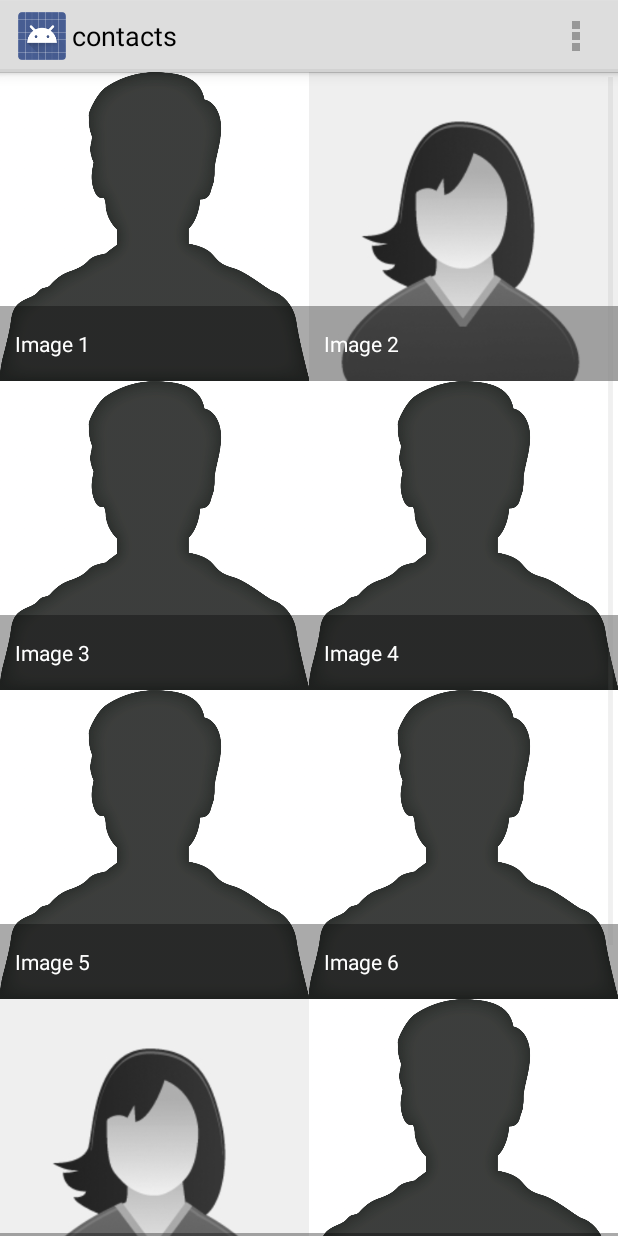
After one commit to tharun26/saaral15-broucher, an Android app: the contacts screen opened directly, with no data from a screen before it, on a phone screen of 412 x 824 dp. The commit adds this screen. Run offline under Robolectric (Android 15) with nearby library versions, the phone set to English and light mode, and no system bars.

Commit message:
Contacts_with_name_activity_Added

```diff
--- /dev/null
+++ b/app/src/main/java/com/inspiron/tharun26/saaral15/SquareImageView.java
@@ -0,0 +1,37 @@
+package com.inspiron.tharun26.saaral15;
+
+import android.content.Context;
+import android.util.AttributeSet;
+import android.widget.ImageView;
+
+/**
+ * Created by tharun26 on 4/2/15.
+ */
+import android.content.Context;
+import android.util.AttributeSet;
+import android.widget.ImageView;
+
+public class SquareImageView extends ImageView
+{
+    public SquareImageView(Context context)
+    {
+        super(context);
+    }
+
+    public SquareImageView(Context context, AttributeSet attrs)
+    {
+        super(context, attrs);
+    }
+
+    public SquareImageView(Context context, AttributeSet attrs, int defStyle)
+    {
+        super(context, attrs, defStyle);
+    }
+
+    @Override
+    protected void onMeasure(int widthMeasureSpec, int heightMeasureSpec)
+    {
+        super.onMeasure(widthMeasureSpec, heightMeasureSpec);
+        setMeasuredDimension(getMeasuredWidth(), getMeasuredWidth()); //Snap to width
+    }
+}
--- /dev/null
+++ b/app/src/main/java/com/inspiron/tharun26/saaral15/contacts.java
@@ -0,0 +1,195 @@
+package com.inspiron.tharun26.saaral15;
+
+import android.app.Activity;
+import android.content.Context;
+import android.content.Intent;
+import android.net.Uri;
+import android.os.Bundle;
+import android.view.LayoutInflater;
+import android.view.Menu;
+import android.view.MenuItem;
+import android.view.View;
+import android.view.ViewGroup;
+import android.widget.AdapterView;
+import android.widget.BaseAdapter;
+import android.widget.GridView;
+import android.widget.ImageView;
+import android.widget.TextView;
+import android.widget.Toast;
+
+import java.util.ArrayList;
+import java.util.List;
+
+
+public class contacts extends Activity {
+
+
+
+    private class MyAdapter extends BaseAdapter
+    {
+        private List<Item> items = new ArrayList<Item>();
+        private LayoutInflater inflater;
+
+        public MyAdapter(Context context)
+        {
+            inflater = LayoutInflater.from(context);
+
+            items.add(new Item("Image 1", R.drawable.default_male));
+            items.add(new Item("Image 2", R.drawable.defaultfemale));
+            items.add(new Item("Image 3", R.drawable.default_male));
+            items.add(new Item("Image 4", R.drawable.default_male));
+            items.add(new Item("Image 5", R.drawable.default_male));
+            items.add(new Item("Image 6", R.drawable.default_male));
+            items.add(new Item("Image 7", R.drawable.defaultfemale));
+            items.add(new Item("Image 8", R.drawable.default_male));
+            items.add(new Item("Image 9", R.drawable.default_male));
+            items.add(new Item("Image 10", R.drawable.default_male));
+        }
+
+        @Override
+        public int getCount() {
+            return items.size();
+        }
+
+        @Override
+        public Object getItem(int i)
+        {
+            return items.get(i);
+        }
+
+        @Override
+        public long getItemId(int i)
+        {
+            return items.get(i).drawableId;
+        }
+
+        @Override
+        public View getView(int i, View view, ViewGroup viewGroup)
+        {
+            View v = view;
+            ImageView picture;
+            TextView name;
+
+            if(v == null)
+            {
+                v = inflater.inflate(R.layout.gridview_item, viewGroup, false);
+                v.setTag(R.id.picture, v.findViewById(R.id.picture));
+                v.setTag(R.id.text, v.findViewById(R.id.text));
+            }
+
+            picture = (ImageView)v.getTag(R.id.picture);
+            name = (TextView)v.getTag(R.id.text);
+
+            Item item = (Item)getItem(i);
+
+            picture.setImageResource(item.drawableId);
+            name.setText(item.name);
+
+            return v;
+        }
+
+        private class Item
+        {
+            final String name;
+            final int drawableId;
+
+            Item(String name, int drawableId)
+            {
+                this.name = name;
+                this.drawableId = drawableId;
+            }
+        }
+    }
+
+    @Override
+    protected void onCreate(Bundle savedInstanceState) {
+        super.onCreate(savedInstanceState);
+        setContentView(R.layout.activity_contacts);
+        GridView gridView = (GridView)findViewById(R.id.gridview);
+        gridView.setAdapter(new MyAdapter(this));
+
+        gridView.setOnItemClickListener(new GridView.OnItemClickListener()
+        {
+            public void onItemClick(AdapterView<?> parent, View v, int position, long id)
+            {
+                // this 'mActivity' parameter is Activity object, you can send the current activity.
+                if(position==0) {
+                    Intent callIntent = new Intent(Intent.ACTION_DIAL);
+                    callIntent.setData(Uri.parse("tel:8056097997"));
+                    Context context = getApplicationContext();
+
+                    startActivity(callIntent);
+                }
+                else if(position==1)
+                {
+                    Intent callIntent = new Intent(Intent.ACTION_DIAL);
+                    callIntent.setData(Uri.parse("tel:9566211447"));
+                    Context context = getApplicationContext();
+
+                    startActivity(callIntent);
+
+                }
+                else if(position==2)
+                {
+                    Intent callIntent = new Intent(Intent.ACTION_DIAL);
+                    callIntent.setData(Uri.parse("tel:9566211447"));
+                    Context context = getApplicationContext();
+
+                    startActivity(callIntent);
+
+                }
+                else if(position==3)
+                {
+                    Intent callIntent = new Intent(Intent.ACTION_DIAL);
+                    callIntent.setData(Uri.parse("tel:9566211447"));
+                    Context context = getApplicationContext();
+
+                    startActivity(callIntent);
+
+                }
+                else if(position==4)
+                {
+                    Intent callIntent = new Intent(Intent.ACTION_DIAL);
+                    callIntent.setData(Uri.parse("tel:9566211447"));
+                    Context context = getApplicationContext();
+
+                    startActivity(callIntent);
+
+                }
+                else if(position==5)
+                {
+                    Intent callIntent = new Intent(Intent.ACTION_DIAL);
+                    callIntent.setData(Uri.parse("tel:9566211447"));
+                    Context context = getApplicationContext();
+
+                    startActivity(callIntent);
+
+                }
+
+
+               // Toast.makeText(context, "Image1 from row " + position + " was pressed", Toast.LENGTH_LONG).show();
+            }
+        });
+
+    }
+
+
+    @Override
+    public boolean onCreateOptionsMenu(Menu menu) {
+        // Inflate the menu; this adds items to the action bar if it is present.
+        getMenuInflater().inflate(R.menu.contacts, menu);
+        return true;
+    }
+
+    @Override
+    public boolean onOptionsItemSelected(MenuItem item) {
+        // Handle action bar item clicks here. The action bar will
+        // automatically handle clicks on the Home/Up button, so long
+        // as you specify a parent activity in AndroidManifest.xml.
+        int id = item.getItemId();
+        if (id == R.id.action_settings) {
+            return true;
+        }
+        return super.onOptionsItemSelected(item);
+    }
+}
--- /dev/null
+++ b/app/src/main/res/layout/activity_contacts.xml
@@ -0,0 +1,14 @@
+<?xml version="1.0" encoding="utf-8"?>
+<FrameLayout
+    xmlns:android="http://schemas.android.com/apk/res/android"
+    android:layout_width="match_parent"
+    android:layout_height="match_parent">
+    <GridView
+        android:id="@+id/gridview"
+        android:layout_width="match_parent"
+        android:layout_height="match_parent"
+        android:verticalSpacing="0dp"
+        android:horizontalSpacing="0dp"
+        android:stretchMode="columnWidth"
+        android:numColumns="2" />
+</FrameLayout>
--- a/app/src/main/res/layout/activity_my.xml
+++ b/app/src/main/res/layout/activity_my.xml
@@ -129,6 +129,7 @@
            android:layout_below="@id/updates"
            >
             <ImageButton
+                android:id="@+id/contacts"
                 android:layout_width="wrap_content"
                 android:layout_height="wrap_content"
                 android:src="@drawable/phone"
--- /dev/null
+++ b/app/src/main/res/layout/gridview_item.xml
@@ -0,0 +1,24 @@
+<?xml version="1.0" encoding="utf-8"?>
+
+<FrameLayout xmlns:android="http://schemas.android.com/apk/res/android"
+    android:layout_width="match_parent"
+    android:layout_height="match_parent">
+    <com.inspiron.tharun26.saaral15.SquareImageView
+        android:id="@+id/picture"
+        android:layout_width="match_parent"
+        android:layout_height="match_parent"
+        android:scaleType="centerCrop"
+        />
+    <TextView
+        android:id="@+id/text"
+        android:layout_width="match_parent"
+        android:layout_height="wrap_content"
+        android:paddingLeft="10dp"
+        android:paddingRight="10dp"
+        android:paddingTop="15dp"
+        android:paddingBottom="15dp"
+        android:layout_gravity="bottom"
+        android:textColor="@android:color/white"
+        android:background="#55000000"
+        />
+</FrameLayout>
--- /dev/null
+++ b/app/src/main/res/menu/contacts.xml
@@ -0,0 +1,8 @@
+<menu xmlns:android="http://schemas.android.com/apk/res/android"
+    xmlns:tools="http://schemas.android.com/tools"
+    tools:context="com.inspiron.tharun26.saaral15.contacts" >
+    <item android:id="@+id/action_settings"
+        android:title="@string/action_settings"
+        android:orderInCategory="100"
+        android:showAsAction="never" />
+</menu>
--- a/app/src/main/res/values/strings.xml
+++ b/app/src/main/res/values/strings.xml
@@ -25,14 +25,12 @@
     <string name="options_exit">Exit</string>
     <string name="title_activity_event">Event</string>
 
-
     <!-- Event Items -->
     <string-array name="events">
         <item>UV Light Angels</item>
         <item>Tron Act LED</item>
         <item>AmissJuggler BardTender</item>
         <item>Annettes</item>
-
     </string-array>
 
     <array name="events_images">
@@ -40,7 +38,8 @@
         <item>@drawable/promo2</item>
         <item>@drawable/promo1</item>
         <item>@drawable/promo3</item>
-
     </array>
 
+    <string name="title_activity_contacts">contacts</string>
+
 </resources>
```
Also changed, not shown: app/src/main/AndroidManifest.xml (+7 -3 lines), app/src/main/java/com/inspiron/tharun26/saaral15/MyActivity.java (+10 -0 lines), app/src/main/res/layout/contacts_grid.xml (added, +16 -0 lines), app/src/main/res/layout/contacts_list_item.xml (added, +24 -0 lines), app/src/main/res/drawable-mdpi/contact_sample.jpg (added), app/src/main/res/drawable-mdpi/default_male.png (added), app/src/main/res/drawable-mdpi/defaultfemale.jpg (added).
